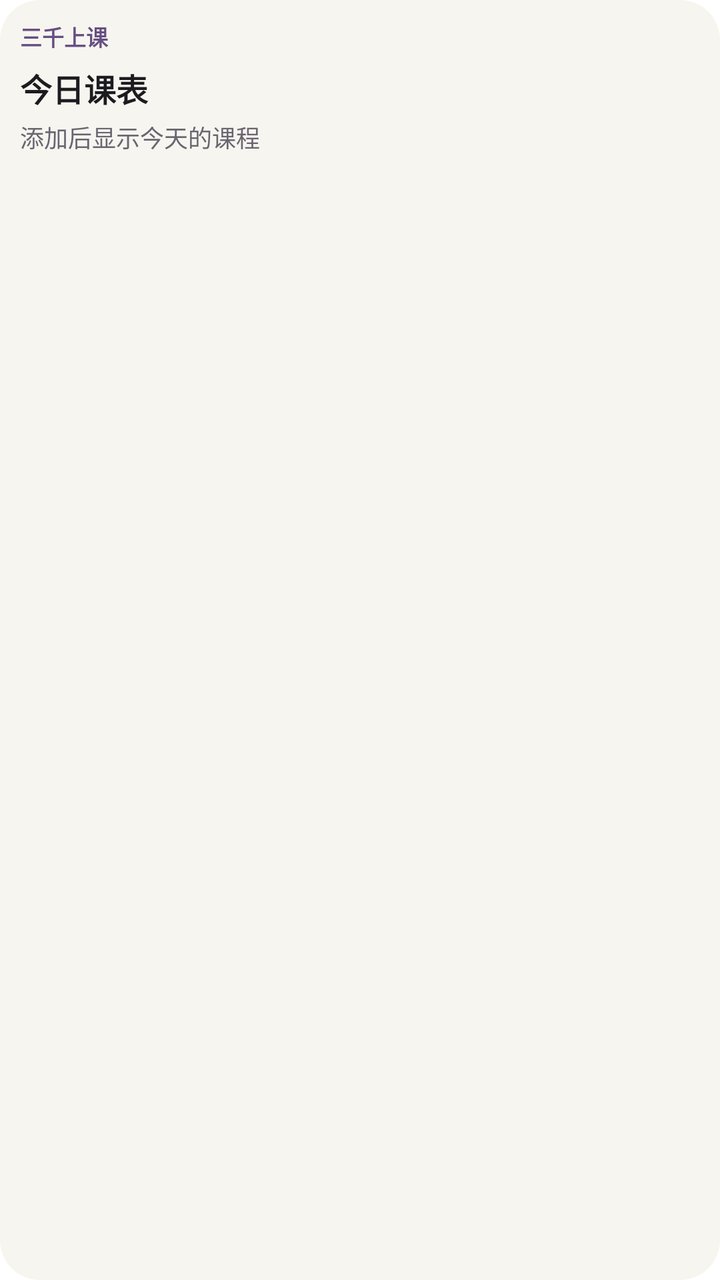
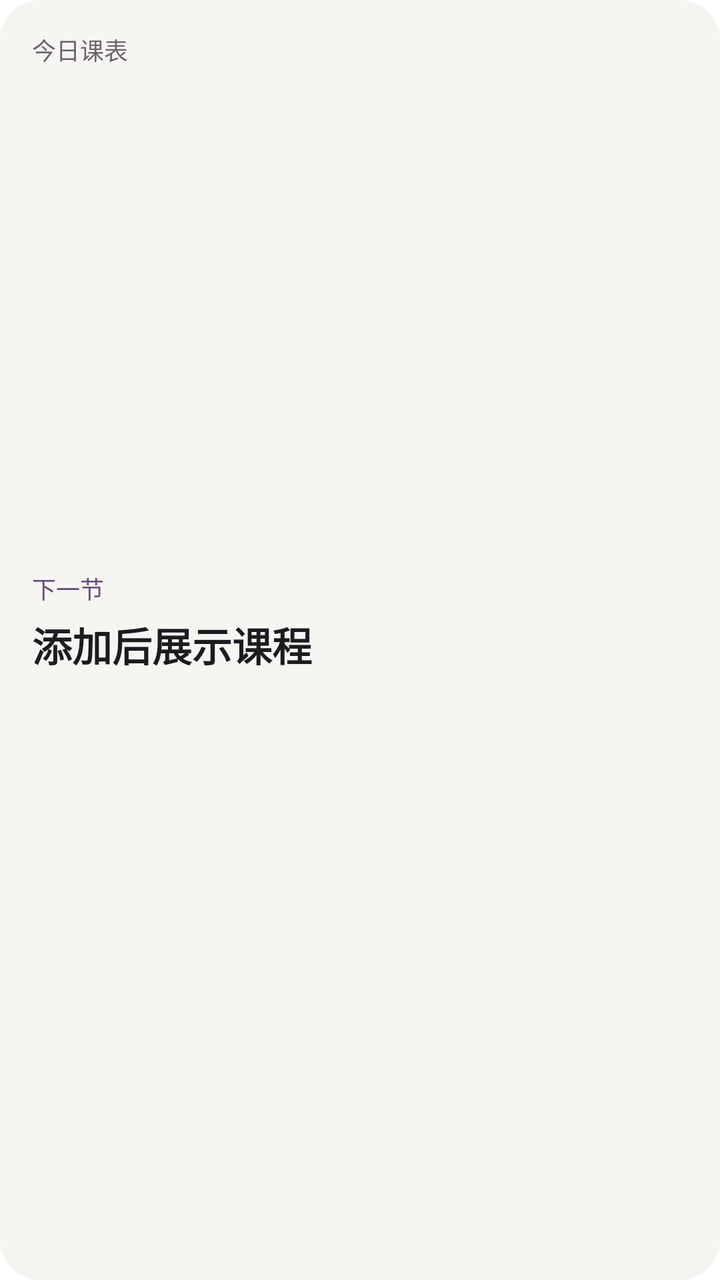

The first picture is an Android layout as it rendered before a commit; the second is the same layout after the commit. The layout source and the unified diff follow.
<!-- AndroidManifest.xml: fallback theme Theme.MaterialComponents.DayNight.NoActionBar -->
<!-- res/layout/widget_schedule_small.xml -->
<?xml version="1.0" encoding="utf-8"?>
<LinearLayout xmlns:android="http://schemas.android.com/apk/res/android"
    android:id="@+id/widget_root"
    android:layout_width="match_parent"
    android:layout_height="match_parent"
    android:background="@drawable/widget_background"
    android:orientation="vertical"
    android:padding="10dp">

    <LinearLayout
        android:layout_width="match_parent"
        android:layout_height="wrap_content"
        android:gravity="center_vertical"
        android:orientation="horizontal">

        <TextView
            android:id="@+id/widget_brand"
            android:layout_width="0dp"
            android:layout_height="wrap_content"
            android:layout_weight="1"
            android:ellipsize="end"
            android:maxLines="1"
            android:text="@string/widget_brand"
            android:textColor="@color/widget_accent"
            android:textSize="11sp"
            android:textStyle="bold" />

        <TextView
            android:id="@+id/widget_badge"
            android:layout_width="wrap_content"
            android:layout_height="wrap_content"
            android:ellipsize="end"
            android:maxLines="1"
            android:textColor="@color/widget_secondary"
            android:textSize="11sp" />
    </LinearLayout>

    <TextView
        android:id="@+id/widget_title"
        android:layout_width="match_parent"
        android:layout_height="wrap_content"
        android:layout_marginTop="6dp"
        android:ellipsize="end"
        android:maxLines="2"
        android:text="@string/widget_preview_title"
        android:textColor="@color/widget_text"
        android:textSize="16sp"
        android:textStyle="bold" />

    <TextView
        android:id="@+id/widget_time"
        android:layout_width="match_parent"
        android:layout_height="wrap_content"
        android:ellipsize="end"
        android:maxLines="1"
        android:textColor="@color/widget_accent"
        android:textSize="16sp"
        android:textStyle="bold"
        android:visibility="gone" />

    <TextView
        android:id="@+id/widget_when"
        android:layout_width="match_parent"
        android:layout_height="wrap_content"
        android:ellipsize="end"
        android:maxLines="1"
        android:textColor="@color/widget_secondary"
        android:textSize="12sp"
        android:visibility="gone" />

    <TextView
        android:id="@+id/widget_place"
        android:layout_width="match_parent"
        android:layout_height="wrap_content"
        android:ellipsize="middle"
        android:maxLines="1"
        android:textColor="@color/widget_secondary"
        android:textSize="12sp"
        android:visibility="gone" />

    <TextView
        android:id="@+id/widget_hint"
        android:layout_width="match_parent"
        android:layout_height="wrap_content"
        android:layout_marginTop="4dp"
        android:ellipsize="end"
        android:maxLines="3"
        android:text="@string/widget_preview_hint"
        android:textColor="@color/widget_secondary"
        android:textSize="12sp" />
</LinearLayout>
<!-- resources referenced by this layout -->
<resources>
  <color name="widget_accent">#664F82</color>
  <color name="widget_secondary">#6B6570</color>
  <color name="widget_text">#1C1B1F</color>
  <!-- drawable widget_background (drawable) -->
  <?xml version="1.0" encoding="utf-8"?>
  <shape xmlns:android="http://schemas.android.com/apk/res/android"
      android:shape="rectangle">
      <solid android:color="@color/widget_background" />
      <corners android:radius="20dp" />
  </shape>
  <string name="widget_brand">三千上课</string>
  <string name="widget_preview_hint">添加后显示今天的课程</string>
  <string name="widget_preview_title">今日课表</string>
  <color name="widget_background">#F7F5F0</color>
</resources>

<!-- the commit's change to res/layout/widget_schedule_small.xml (unified diff, before → after) -->
@@ -1,91 +1,14 @@
 <?xml version="1.0" encoding="utf-8"?>
-<LinearLayout xmlns:android="http://schemas.android.com/apk/res/android"
-    android:id="@+id/widget_root"
-    android:layout_width="match_parent"
-    android:layout_height="match_parent"
-    android:background="@drawable/widget_background"
-    android:orientation="vertical"
-    android:padding="10dp">
-
-    <LinearLayout
-        android:layout_width="match_parent"
-        android:layout_height="wrap_content"
-        android:gravity="center_vertical"
-        android:orientation="horizontal">
-
-        <TextView
-            android:id="@+id/widget_brand"
-            android:layout_width="0dp"
-            android:layout_height="wrap_content"
-            android:layout_weight="1"
-            android:ellipsize="end"
-            android:maxLines="1"
-            android:text="@string/widget_brand"
-            android:textColor="@color/widget_accent"
-            android:textSize="11sp"
-            android:textStyle="bold" />
-
-        <TextView
-            android:id="@+id/widget_badge"
-            android:layout_width="wrap_content"
-            android:layout_height="wrap_content"
-            android:ellipsize="end"
-            android:maxLines="1"
-            android:textColor="@color/widget_secondary"
-            android:textSize="11sp" />
+<LinearLayout xmlns:android="http://schemas.android.com/apk/res/android" android:id="@+id/widget_root" android:layout_width="match_parent" android:layout_height="match_parent" android:orientation="vertical" android:padding="16dp" android:background="@drawable/widget_background">
+    <LinearLayout android:layout_width="match_parent" android:layout_height="wrap_content" android:orientation="horizontal" android:gravity="center_vertical">
+        <TextView android:id="@+id/widget_date" android:layout_width="0dp" android:layout_height="wrap_content" android:textSize="12sp" android:textColor="@color/widget_secondary" android:maxLines="1" android:ellipsize="end" android:includeFontPadding="false" android:text="今日课表" android:layout_weight="1"/>
+        <TextView android:id="@+id/widget_summary" android:layout_width="wrap_content" android:layout_height="wrap_content" android:textSize="12sp" android:textColor="@color/widget_secondary" android:maxLines="1" android:ellipsize="end" android:includeFontPadding="false" android:layout_marginStart="8dp"/>
     </LinearLayout>
-
-    <TextView
-        android:id="@+id/widget_title"
-        android:layout_width="match_parent"
-        android:layout_height="wrap_content"
-        android:layout_marginTop="6dp"
-        android:ellipsize="end"
-        android:maxLines="2"
-        android:text="@string/widget_preview_title"
-        android:textColor="@color/widget_text"
-        android:textSize="16sp"
-        android:textStyle="bold" />
-
-    <TextView
-        android:id="@+id/widget_time"
-        android:layout_width="match_parent"
-        android:layout_height="wrap_content"
-        android:ellipsize="end"
-        android:maxLines="1"
-        android:textColor="@color/widget_accent"
-        android:textSize="16sp"
-        android:textStyle="bold"
-        android:visibility="gone" />
-
-    <TextView
-        android:id="@+id/widget_when"
-        android:layout_width="match_parent"
-        android:layout_height="wrap_content"
-        android:ellipsize="end"
-        android:maxLines="1"
-        android:textColor="@color/widget_secondary"
-        android:textSize="12sp"
-        android:visibility="gone" />
-
-    <TextView
-        android:id="@+id/widget_place"
-        android:layout_width="match_parent"
-        android:layout_height="wrap_content"
-        android:ellipsize="middle"
-        android:maxLines="1"
-        android:textColor="@color/widget_secondary"
-        android:textSize="12sp"
-        android:visibility="gone" />
-
-    <TextView
-        android:id="@+id/widget_hint"
-        android:layout_width="match_parent"
-        android:layout_height="wrap_content"
-        android:layout_marginTop="4dp"
-        android:ellipsize="end"
-        android:maxLines="3"
-        android:text="@string/widget_preview_hint"
-        android:textColor="@color/widget_secondary"
-        android:textSize="12sp" />
+    <LinearLayout android:id="@+id/widget_primary" android:layout_width="match_parent" android:layout_height="0dp" android:layout_weight="1" android:gravity="center_vertical" android:orientation="vertical" android:layout_marginTop="10dp">
+        <TextView android:id="@+id/widget_status" android:layout_width="match_parent" android:layout_height="wrap_content" android:textSize="12sp" android:textColor="@color/widget_accent" android:maxLines="1" android:ellipsize="end" android:includeFontPadding="false" android:text="下一节" android:layout_marginBottom="5dp"/>
+        <TextView android:id="@+id/widget_title" android:layout_width="match_parent" android:layout_height="wrap_content" android:textSize="20sp" android:textColor="@color/widget_text" android:maxLines="2" android:ellipsize="end" android:includeFontPadding="false" android:text="添加后展示课程" android:textStyle="bold" android:layout_marginBottom="6dp"/>
+        <TextView android:id="@+id/widget_time" android:layout_width="match_parent" android:layout_height="wrap_content" android:textSize="16sp" android:textColor="@color/widget_text" android:maxLines="1" android:ellipsize="end" android:includeFontPadding="false" android:fontFamily="sans-serif-medium" android:layout_marginBottom="6dp"/>
+        <TextView android:id="@+id/widget_place" android:layout_width="match_parent" android:layout_height="wrap_content" android:textSize="12sp" android:textColor="@color/widget_secondary" android:maxLines="2" android:ellipsize="end" android:includeFontPadding="false"/>
+        <TextView android:id="@+id/widget_hint" android:layout_width="match_parent" android:layout_height="wrap_content" android:textSize="12sp" android:textColor="@color/widget_secondary" android:maxLines="3" android:ellipsize="end" android:includeFontPadding="false" android:visibility="gone" android:layout_marginTop="8dp"/>
+    </LinearLayout>
 </LinearLayout>
<!-- resource entries referenced after the edit -->
@@ -1,6 +1,6 @@
 <!-- resources referenced by this layout -->
 <resources>
-  <color name="widget_accent">#664F82</color>
+  <color name="widget_accent">#684D7B</color>
   <color name="widget_secondary">#6B6570</color>
   <color name="widget_text">#1C1B1F</color>
   <!-- drawable widget_background (drawable) -->
@@ -10,9 +10,6 @@
       <solid android:color="@color/widget_background" />
       <corners android:radius="20dp" />
   </shape>
-  <string name="widget_brand">三千上课</string>
-  <string name="widget_preview_hint">添加后显示今天的课程</string>
-  <string name="widget_preview_title">今日课表</string>
-  <color name="widget_background">#F7F5F0</color>
+  <color name="widget_background">#F7F5F2</color>
 </resources>
 
